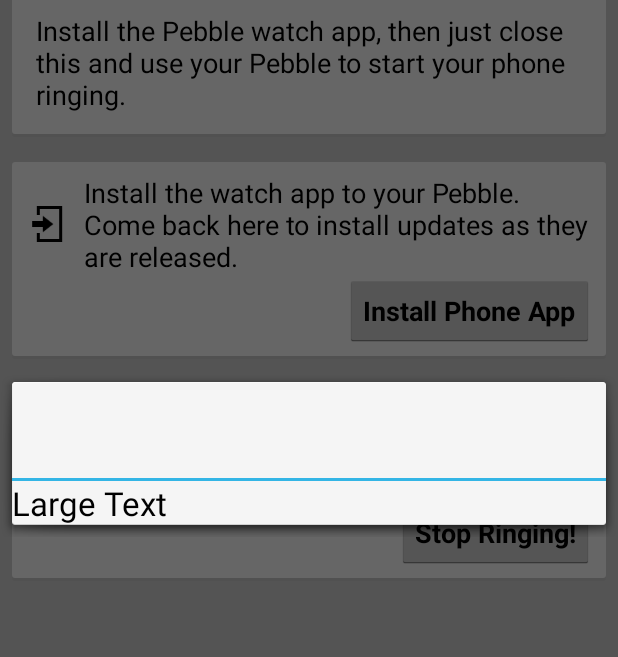
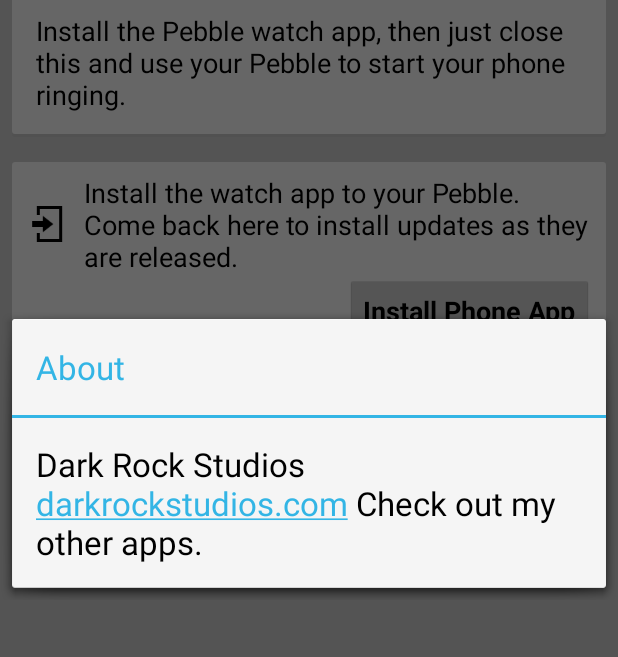
Before and after one commit to Wavesonics/RingMyPhoneAndroid, an Android app: the screen it shows after launch (MainActivity), in the options menu, after a tap on "About", on a phone screen of 412 x 824 dp, the part 164-821 px from its top. Run offline under Robolectric (Android 15) with nearby library versions, the phone set to English and light mode, and no system bars; libraries missing offline, so code that uses them is left out: de.keyboardsurfer.android; 1 statement that could not run was skipped.

Commit message:
More work on the About Dialog

```diff
--- a/RingMyPhone/build.gradle
+++ b/RingMyPhone/build.gradle
@@ -3,7 +3,7 @@ buildscript {
         mavenCentral()
     }
     dependencies {
-        classpath 'com.android.tools.build:gradle:0.5.+'
+        classpath 'com.android.tools.build:gradle:0.6.+'
     }
 }
 apply plugin: 'android'
--- a/RingMyPhone/src/main/java/com/darkrockstudios/apps/ringmyphone/AboutFragment.java
+++ b/RingMyPhone/src/main/java/com/darkrockstudios/apps/ringmyphone/AboutFragment.java
@@ -1,20 +1,55 @@
 package com.darkrockstudios.apps.ringmyphone;
 
+import android.app.Dialog;
 import android.app.DialogFragment;
 import android.os.Bundle;
+import android.text.Html;
+import android.text.Spannable;
+import android.text.SpannableString;
+import android.text.Spanned;
+import android.text.style.URLSpan;
+import android.text.util.Linkify;
 import android.view.LayoutInflater;
 import android.view.View;
 import android.view.ViewGroup;
+import android.widget.TextView;
 
 /**
  * Created by adam on 10/20/13.
  */
 public class AboutFragment extends DialogFragment
 {
-    public View onCreateView (LayoutInflater inflater, ViewGroup container, Bundle savedInstanceState)
-    {
-        View view = inflater.inflate(R.layout.fragment_about, container, false);
+	public View onCreateView( LayoutInflater inflater, ViewGroup container, Bundle savedInstanceState )
+	{
+		View view = inflater.inflate( R.layout.fragment_about, container, false );
 
-        return view;
-    }
+		Dialog dialog = getDialog();
+		if( dialog != null )
+		{
+			dialog.setTitle( R.string.about_title );
+		}
+
+		TextView bodyView = (TextView) view.findViewById( R.id.ABOUT_body );
+		String aboutBody = getString( R.string.about_body );
+		bodyView.setText( linkifyHtml( aboutBody, Linkify.WEB_URLS | Linkify.EMAIL_ADDRESSES ) );
+
+		return view;
+	}
+
+	public static Spannable linkifyHtml( String html, int linkifyMask )
+	{
+		Spanned text = Html.fromHtml( html );
+		URLSpan[] currentSpans = text.getSpans( 0, text.length(), URLSpan.class );
+
+		SpannableString buffer = new SpannableString( text );
+		Linkify.addLinks( buffer, linkifyMask );
+
+		for( URLSpan span : currentSpans )
+		{
+			int end = text.getSpanEnd( span );
+			int start = text.getSpanStart( span );
+			buffer.setSpan( span, start, end, 0 );
+		}
+		return buffer;
+	}
 }
--- a/RingMyPhone/src/main/res/layout/fragment_about.xml
+++ b/RingMyPhone/src/main/res/layout/fragment_about.xml
@@ -2,13 +2,16 @@
 
 <LinearLayout xmlns:android="http://schemas.android.com/apk/res/android"
     android:orientation="vertical" android:layout_width="match_parent"
-    android:layout_height="match_parent">
+    android:layout_height="match_parent"
+    android:padding="@dimen/about_fragment_padding">
 
     <TextView
         android:layout_width="wrap_content"
         android:layout_height="wrap_content"
         android:textAppearance="?android:attr/textAppearanceLarge"
-        android:text="Large Text"
-        android:id="@+id/textView"
-        android:layout_gravity="left|center_vertical" />
+        android:text="@string/about_body"
+        android:id="@+id/ABOUT_body"
+        android:layout_gravity="left|center_vertical"
+        android:linksClickable="true"
+        android:autoLink="email|web"/>
 </LinearLayout>
--- a/RingMyPhone/src/main/res/values/dimens.xml
+++ b/RingMyPhone/src/main/res/values/dimens.xml
@@ -2,6 +2,7 @@
     <!-- Default screen margins, per the Android Design guidelines. -->
     <dimen name="activity_horizontal_margin">16dp</dimen>
     <dimen name="activity_vertical_margin">16dp</dimen>
+    <dimen name="about_fragment_padding">16dp</dimen>
     <dimen name="card_padding_vertical">8dp</dimen>
     <dimen name="card_padding_horizontal">8dp</dimen>
     <dimen name="card_inner_padding">8dp</dimen>
--- a/RingMyPhone/src/main/res/values/strings.xml
+++ b/RingMyPhone/src/main/res/values/strings.xml
@@ -12,5 +12,9 @@
     <string name="install_watch_app_description">Install the watch app to your Pebble. Come back here to install updates as they are released.</string>
     <string name="install_watch_app_failed_pebble">Pebble App not found. Could not complete install.</string>
     <string name="install_watch_app_failed_storage">External storage not available. Could not complete install.</string>
+    <string name="about_title">About</string>
+    <string name="about_body"><strong>Dark Rock Studios</strong>
+        <a href="http://darkrockstudios.com/">darkrockstudios.com</a>
+        Check out my <a href="market://search?q=pub:Dark+Rock+Studios">other apps</a>.</string>
 
 </resources>
```
